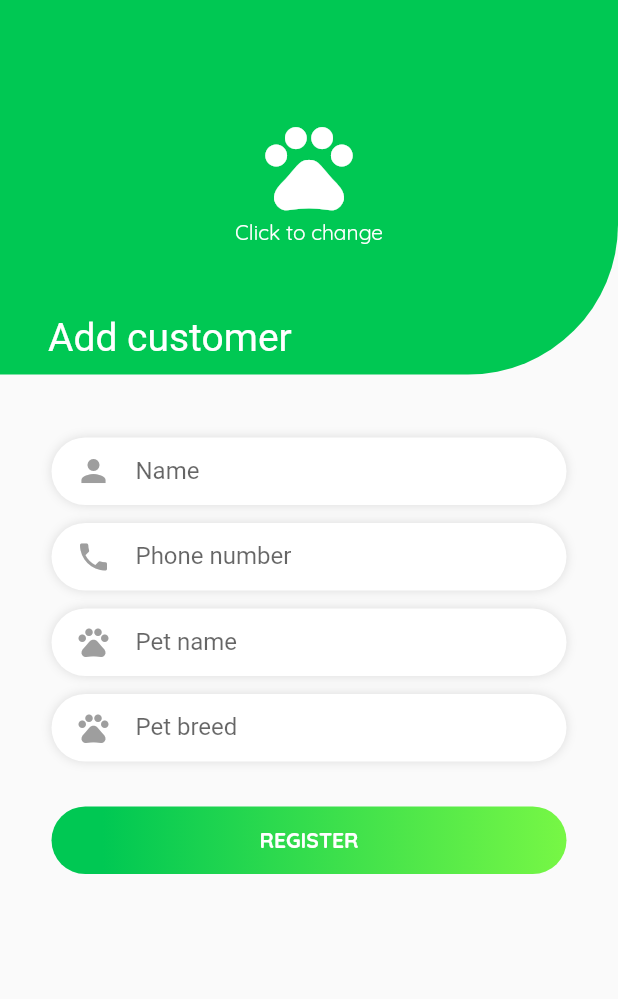
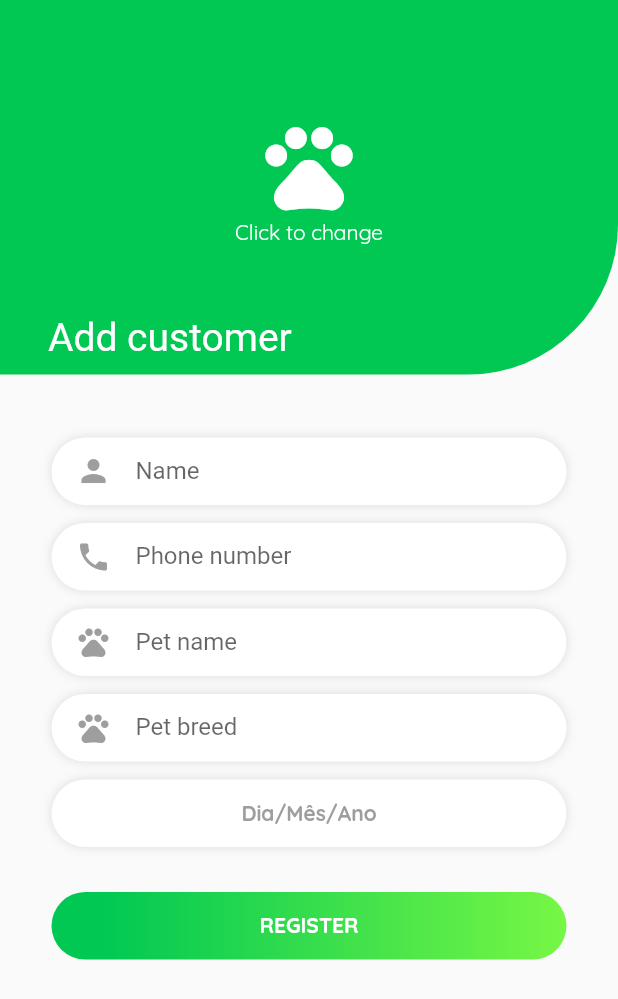
Before and after one commit to KyleKun/petoshopo, a Flutter app: the RegisterCustomer screen opened directly, on a phone screen of 412 x 824 dp. Shown: the top 999 px of the screen. Run offline on Flutter 3.47's test engine with Material 2 defaults, Android fonts, the phone set to English and light mode, and no system bars; our stand-ins replace curved_navigation_bar, flare_flutter, flip_card, flutter_calendar_carousel, hive, simple_animations and 2 more; missing offline and left inert: folding_cell; accounts and stored records are empty; network calls fail; Roboto replaces fonts that are missing (Quicksand-Bold).

Commit message:
Bug na lista customers corrigido e adc campo data

```diff
--- a/lib/model/customer.dart
+++ b/lib/model/customer.dart
@@ -6,6 +6,13 @@ class Customer{
   String _petBreed;
   String _maskTelephone;
   String _urlImage;
+  String _dataUltimaVacina;
+
+  String get dataUltimaVacina => _dataUltimaVacina;
+
+  set dataUltimaVacina(String dataUltimaVacina) {
+    _dataUltimaVacina = dataUltimaVacina;
+  }
 
   String get urlImage => _urlImage;
 
--- a/lib/pages/register_customer.dart
+++ b/lib/pages/register_customer.dart
@@ -3,6 +3,7 @@ import 'dart:math';
 import 'package:flutter/material.dart';
 import 'package:hive/hive.dart';
 import 'package:petoshopo/model/customer.dart';
+import 'package:petoshopo/telaCalendario.dart';
 import 'package:toast/toast.dart';
 
 class RegisterCustomer extends StatefulWidget {
@@ -15,6 +16,8 @@ class _RegisterCustomerState extends State<RegisterCustomer> {
   var clienteTelephone = TextEditingController();
   var petName = TextEditingController();
   var petBread = TextEditingController();
+
+  String dataSelecionada = "Dia/Mês/Ano";
 
   var urlImagem = "";
 
@@ -29,7 +32,6 @@ class _RegisterCustomerState extends State<RegisterCustomer> {
     "https://images.unsplash.com/photo-1566245856371-d9467fb7aeb8?ixlib=rb-1.2.1&auto=format&fit=crop&w=700&q=80"
   ];
 
-  var myBoxDados = Hive.box("dadosCustomers");
 
   @override
   void initState() {
@@ -243,6 +245,38 @@ class _RegisterCustomerState extends State<RegisterCustomer> {
                   ),
                 ),
               ),
+              Container(
+                width: MediaQuery.of(context).size.width / 1.2,
+                height: 45,
+                margin: EdgeInsets.only(top: 12),
+                padding:
+                    EdgeInsets.only(top: 4, left: 16, right: 16, bottom: 4),
+                decoration: BoxDecoration(
+                    borderRadius: BorderRadius.all(Radius.circular(50)),
+                    color: Colors.white,
+                    boxShadow: [
+                      BoxShadow(color: Colors.black12, blurRadius: 5)
+                    ]),
+                child: FlatButton(
+                        child: Text(
+                          dataSelecionada,
+                          style: TextStyle(
+                              color: Colors.grey,
+                              fontWeight: FontWeight.bold,
+                              fontFamily: "Quicksand"),
+                        ),
+                        onPressed: () async {
+                          var data = await Navigator.push(
+                        context,
+                        MaterialPageRoute(
+                            builder: (context) =>
+                                PublicarCalendario(null)));
+
+                        setState(() {
+                          dataSelecionada = "${data.day}/${data.month}/${data.year}";
+                        });
+                        }),
+              ),
               SizedBox(height: 10),
               SizedBox(height: 20),
               GestureDetector(
@@ -277,13 +311,17 @@ class _RegisterCustomerState extends State<RegisterCustomer> {
     )));
   }
 
-  void iniciarProcessoCadastro() {
+  void iniciarProcessoCadastro() async {
     String name = namecliente.text;
     String telephone = clienteTelephone.text;
     String namePet = petName.text;
     String breedPet = petBread.text;
 
     bool verificar = verificarCampos(name, telephone, namePet, breedPet);
+
+    await Hive.openBox("dadosCustomers");
+
+    var myBoxDados =  Hive.box("dadosCustomers");
 
     if (verificar == true) {
       Customer customer = Customer();
@@ -303,6 +341,11 @@ class _RegisterCustomerState extends State<RegisterCustomer> {
       clienteTelephone.text = "";
       petName.text = "";
       petBread.text = "";
+
+      setState(() {
+        fotoPet = true;
+      });
+
     }
   }
 
--- a/pubspec.yaml
+++ b/pubspec.yaml
@@ -20,6 +20,7 @@ dependencies:
   hive_flutter: ^0.2.1
   path_provider: ^1.3.1
   toast: ^0.1.5
+  flutter_calendar_carousel: ^1.4.7
 
 dev_dependencies:
   flutter_test:
```
Also changed, not shown: lib/pages/customers_screen.dart (+10 -7 lines), lib/telaCalendario.dart (added, +97 -0 lines), pubspec.lock.
